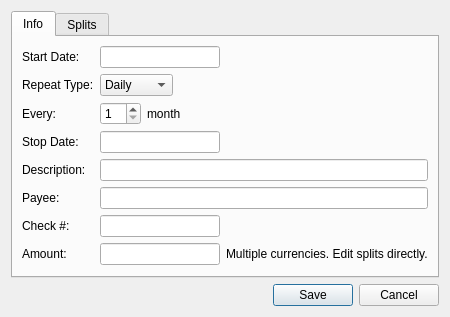
Above: qt/ui/schedule_panel.ui from Mouchnino/moneyguru before the change. Below: the same form after it.
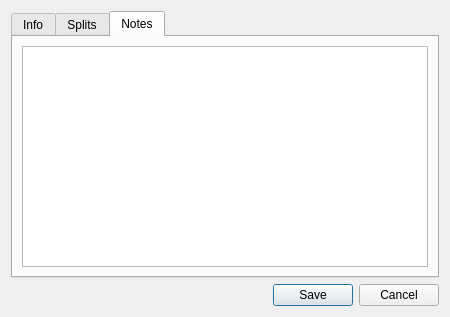
That is the form after the change. The open tabs and pages were chosen to show the change. Icons and pictures are not drawn. Custom widgets are drawn as their Qt base class.

Commit message: [#19] Added notes field to the Qt side.

Diff of the .ui file:
```diff
--- a/qt/ui/schedule_panel.ui
+++ b/qt/ui/schedule_panel.ui
@@ -350,6 +350,16 @@
        </item>
       </layout>
      </widget>
+     <widget class="QWidget" name="tab_3">
+      <attribute name="title">
+       <string>Notes</string>
+      </attribute>
+      <layout class="QHBoxLayout" name="horizontalLayout_5">
+       <item>
+        <widget class="QPlainTextEdit" name="notesEdit"/>
+       </item>
+      </layout>
+     </widget>
     </widget>
    </item>
    <item>
```
The commit also changes 6 other files.
